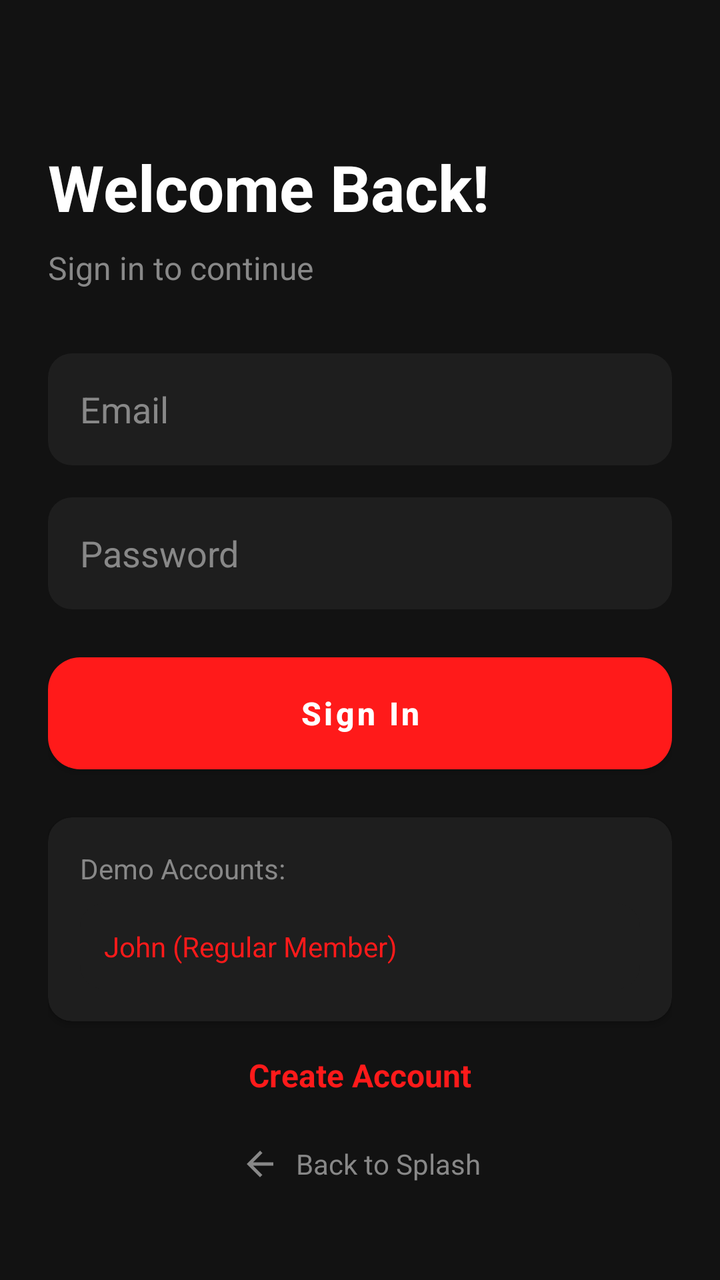
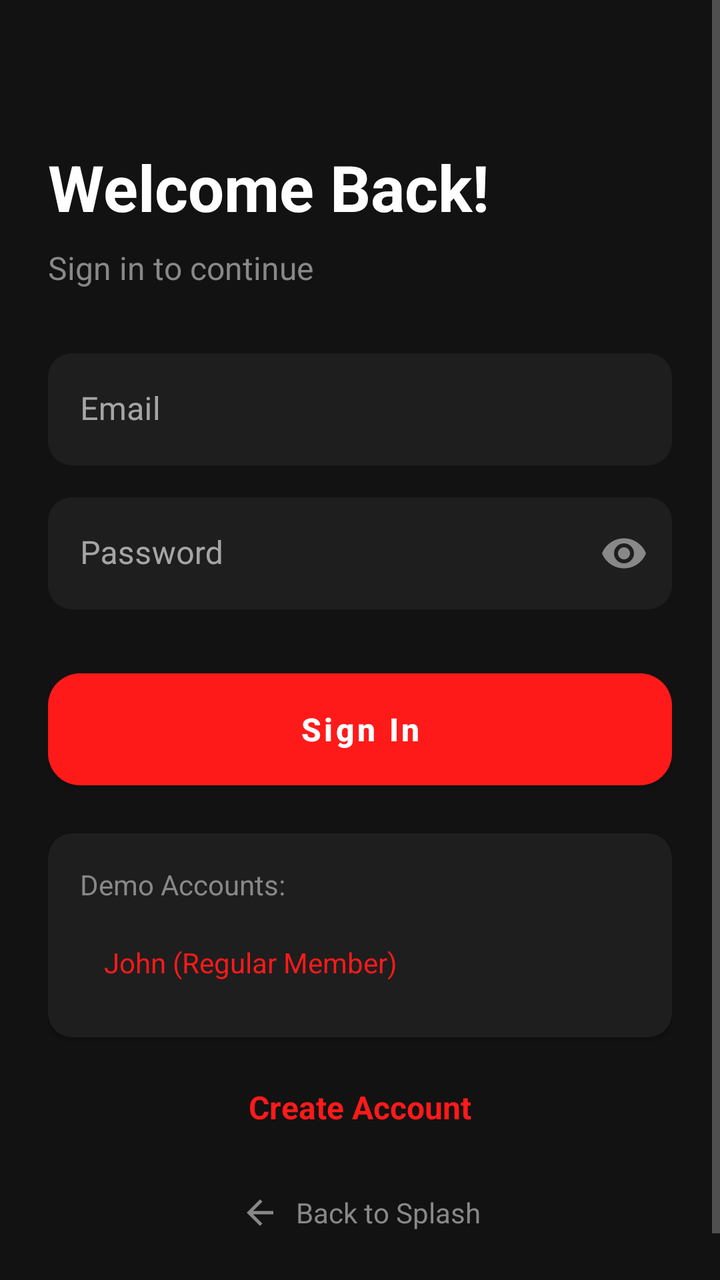

An Android layout rendered at two revisions. The XML below is the earlier revision; the diff shows what the commit changed to produce the second picture.
<!-- AndroidManifest.xml: application theme Theme.Chowdown -->
<!-- res/layout/activity_login.xml -->
<?xml version="1.0" encoding="utf-8"?>
<androidx.constraintlayout.widget.ConstraintLayout xmlns:android="http://schemas.android.com/apk/res/android"
    xmlns:app="http://schemas.android.com/apk/res-auto"
    android:layout_width="match_parent"
    android:layout_height="match_parent"
    android:background="@color/background"
    android:padding="24dp">

    <TextView
        android:id="@+id/tvTitle"
        android:layout_width="wrap_content"
        android:layout_height="wrap_content"
        android:layout_marginTop="48dp"
        android:text="Welcome Back!"
        android:textColor="@color/white"
        android:textSize="32sp"
        android:textStyle="bold"
        app:layout_constraintStart_toStartOf="parent"
        app:layout_constraintTop_toTopOf="parent" />

    <TextView
        android:id="@+id/tvSubtitle"
        android:layout_width="wrap_content"
        android:layout_height="wrap_content"
        android:layout_marginTop="8dp"
        android:text="Sign in to continue"
        android:textColor="@color/gray"
        android:textSize="16sp"
        app:layout_constraintStart_toStartOf="parent"
        app:layout_constraintTop_toBottomOf="@id/tvTitle" />

    <EditText
        android:id="@+id/etEmail"
        android:layout_width="match_parent"
        android:layout_height="56dp"
        android:layout_marginTop="32dp"
        android:background="@drawable/bg_input_field"
        android:hint="Email"
        android:inputType="textEmailAddress"
        android:paddingHorizontal="16dp"
        android:textColor="@color/white"
        android:textColorHint="@color/gray"
        app:layout_constraintTop_toBottomOf="@id/tvSubtitle" />

    <EditText
        android:id="@+id/etPassword"
        android:layout_width="match_parent"
        android:layout_height="56dp"
        android:layout_marginTop="16dp"
        android:background="@drawable/bg_input_field"
        android:hint="Password"
        android:inputType="textPassword"
        android:paddingHorizontal="16dp"
        android:textColor="@color/white"
        android:textColorHint="@color/gray"
        app:layout_constraintTop_toBottomOf="@id/etEmail" />

    <Button
        android:id="@+id/btnSignIn"
        android:layout_width="match_parent"
        android:layout_height="56dp"
        android:layout_marginTop="24dp"
        android:background="@drawable/bg_button_primary"
        android:text="Sign In"
        android:textAllCaps="false"
        android:textColor="@color/white"
        android:textSize="16sp"
        android:textStyle="bold"
        app:layout_constraintTop_toBottomOf="@id/etPassword" />

    <androidx.cardview.widget.CardView
        android:id="@+id/cvDemoAccounts"
        android:layout_width="match_parent"
        android:layout_height="wrap_content"
        android:layout_marginTop="24dp"
        app:cardBackgroundColor="@color/surface"
        app:cardCornerRadius="12dp"
        app:layout_constraintTop_toBottomOf="@id/btnSignIn">

        <LinearLayout
            android:layout_width="match_parent"
            android:layout_height="wrap_content"
            android:orientation="vertical"
            android:padding="16dp">

            <TextView
                android:layout_width="wrap_content"
                android:layout_height="wrap_content"
                android:text="Demo Accounts:"
                android:textColor="@color/gray"
                android:textSize="14sp" />

            <TextView
                android:id="@+id/tvDemo1"
                android:layout_width="match_parent"
                android:layout_height="wrap_content"
                android:layout_marginTop="8dp"
                android:background="@drawable/bg_input_field"
                android:padding="12dp"
                android:text="John (Regular Member)"
                android:textColor="@color/primary"
                android:textSize="14sp" />

        </LinearLayout>
    </androidx.cardview.widget.CardView>

    <LinearLayout
        android:id="@+id/llBack"
        android:layout_width="wrap_content"
        android:layout_height="wrap_content"
        android:layout_marginBottom="24dp"
        android:gravity="center_vertical"
        android:orientation="horizontal"
        app:layout_constraintBottom_toBottomOf="parent"
        app:layout_constraintEnd_toEndOf="parent"
        app:layout_constraintStart_toStartOf="parent">

        <ImageView
            android:layout_width="20dp"
            android:layout_height="20dp"
            android:src="@drawable/ic_arrow_back"
            app:tint="@color/gray" />

        <TextView
            android:layout_width="wrap_content"
            android:layout_height="wrap_content"
            android:layout_marginStart="8dp"
            android:text="Back to Splash"
            android:textColor="@color/gray" />
    </LinearLayout>

    <TextView
        android:id="@+id/tvCreateAccount"
        android:layout_width="wrap_content"
        android:layout_height="wrap_content"
        android:layout_marginTop="16dp"
        android:text="Create Account"
        android:textColor="@color/primary"
        android:textSize="16sp"
        android:textStyle="bold"
        app:layout_constraintEnd_toEndOf="parent"
        app:layout_constraintStart_toStartOf="parent"
        app:layout_constraintTop_toBottomOf="@id/cvDemoAccounts" />

</androidx.constraintlayout.widget.ConstraintLayout>
<!-- resources referenced by this layout -->
<resources>
  <color name="background">#121212</color>
  <color name="gray">#888888</color>
  <color name="primary">#FF1A1A</color>
  <color name="surface">#1E1E1E</color>
  <color name="white">#FFFFFF</color>
  <!-- drawable bg_button_primary (drawable) -->
  <?xml version="1.0" encoding="utf-8"?>
  <shape xmlns:android="http://schemas.android.com/apk/res/android"
      android:shape="rectangle">
      <solid android:color="@color/primary" />
      <corners android:radius="16dp" />
  </shape>
  <!-- drawable bg_input_field (drawable) -->
  <?xml version="1.0" encoding="utf-8"?>
  <shape xmlns:android="http://schemas.android.com/apk/res/android"
      android:shape="rectangle">
      <solid android:color="@color/surface" />
      <corners android:radius="12dp" />
  </shape>
  <!-- drawable ic_arrow_back (drawable) -->
  <vector xmlns:android="http://schemas.android.com/apk/res/android"
      android:width="24dp"
      android:height="24dp"
      android:viewportWidth="24"
      android:viewportHeight="24"
      android:tint="?attr/colorControlNormal">
    <path
        android:fillColor="@android:color/white"
        android:pathData="M20,11H7.83l5.59,-5.59L12,4l-8,8 8,8 1.41,-1.41L7.83,13H20v-2z"/>
  </vector>
  <style name="Theme.Chowdown" parent="Theme.MaterialComponents.DayNight.NoActionBar">
          
          <item name="colorPrimary">@color/primaryRed</item>
          <item name="colorPrimaryVariant">@color/primaryRedDark</item>
          <item name="colorOnPrimary">@color/white</item>
          <item name="android:statusBarColor">@color/darkBackground</item>
          <item name="android:windowBackground">@color/darkBackground</item>
          <item name="android:textColorPrimary">@color/textPrimary</item>
          <item name="android:textColorSecondary">@color/textSecondary</item>
          <item name="colorSurface">@color/surfaceDark</item>
          <item name="colorOnSurface">@color/textPrimary</item>
      </style>
  <color name="primaryRed">#FF1A1A</color>
  <color name="primaryRedDark">#B30000</color>
  <color name="darkBackground">#121212</color>
  <color name="textPrimary">#FFFFFF</color>
  <color name="textSecondary">#888888</color>
  <color name="surfaceDark">#1E1E1E</color>
</resources>

<!-- the commit's change to res/layout/activity_login.xml (unified diff, before → after) -->
@@ -3,143 +3,182 @@
     xmlns:app="http://schemas.android.com/apk/res-auto"
     android:layout_width="match_parent"
     android:layout_height="match_parent"
-    android:background="@color/background"
-    android:padding="24dp">
+    android:background="@color/background">
 
-    <TextView
-        android:id="@+id/tvTitle"
-        android:layout_width="wrap_content"
-        android:layout_height="wrap_content"
-        android:layout_marginTop="48dp"
-        android:text="Welcome Back!"
-        android:textColor="@color/white"
-        android:textSize="32sp"
-        android:textStyle="bold"
-        app:layout_constraintStart_toStartOf="parent"
-        app:layout_constraintTop_toTopOf="parent" />
+    <ScrollView
+        android:layout_width="match_parent"
+        android:layout_height="match_parent"
+        android:fillViewport="true">
 
-    <TextView
-        android:id="@+id/tvSubtitle"
-        android:layout_width="wrap_content"
-        android:layout_height="wrap_content"
-        android:layout_marginTop="8dp"
-        android:text="Sign in to continue"
-        android:textColor="@color/gray"
-        android:textSize="16sp"
-        app:layout_constraintStart_toStartOf="parent"
-        app:layout_constraintTop_toBottomOf="@id/tvTitle" />
-
-    <EditText
-        android:id="@+id/etEmail"
-        android:layout_width="match_parent"
-        android:layout_height="56dp"
-        android:layout_marginTop="32dp"
-        android:background="@drawable/bg_input_field"
-        android:hint="Email"
-        android:inputType="textEmailAddress"
-        android:paddingHorizontal="16dp"
-        android:textColor="@color/white"
-        android:textColorHint="@color/gray"
-        app:layout_constraintTop_toBottomOf="@id/tvSubtitle" />
-
-    <EditText
-        android:id="@+id/etPassword"
-        android:layout_width="match_parent"
-        android:layout_height="56dp"
-        android:layout_marginTop="16dp"
-        android:background="@drawable/bg_input_field"
-        android:hint="Password"
-        android:inputType="textPassword"
-        android:paddingHorizontal="16dp"
-        android:textColor="@color/white"
-        android:textColorHint="@color/gray"
-        app:layout_constraintTop_toBottomOf="@id/etEmail" />
-
-    <Button
-        android:id="@+id/btnSignIn"
-        android:layout_width="match_parent"
-        android:layout_height="56dp"
-        android:layout_marginTop="24dp"
-        android:background="@drawable/bg_button_primary"
-        android:text="Sign In"
-        android:textAllCaps="false"
-        android:textColor="@color/white"
-        android:textSize="16sp"
-        android:textStyle="bold"
-        app:layout_constraintTop_toBottomOf="@id/etPassword" />
-
-    <androidx.cardview.widget.CardView
-        android:id="@+id/cvDemoAccounts"
-        android:layout_width="match_parent"
-        android:layout_height="wrap_content"
-        android:layout_marginTop="24dp"
-        app:cardBackgroundColor="@color/surface"
-        app:cardCornerRadius="12dp"
-        app:layout_constraintTop_toBottomOf="@id/btnSignIn">
-
-        <LinearLayout
+        <androidx.constraintlayout.widget.ConstraintLayout
             android:layout_width="match_parent"
             android:layout_height="wrap_content"
-            android:orientation="vertical"
-            android:padding="16dp">
+            android:padding="24dp">
 
             <TextView
+                android:id="@+id/tvTitle"
                 android:layout_width="wrap_content"
                 android:layout_height="wrap_content"
-                android:text="Demo Accounts:"
-                android:textColor="@color/gray"
-                android:textSize="14sp" />
+                android:layout_marginTop="48dp"
+                android:text="Welcome Back!"
+                android:textColor="@color/white"
+                android:textSize="32sp"
+                android:textStyle="bold"
+                app:layout_constraintStart_toStartOf="parent"
+                app:layout_constraintTop_toTopOf="parent" />
 
             <TextView
-                android:id="@+id/tvDemo1"
+                android:id="@+id/tvSubtitle"
+                android:layout_width="wrap_content"
+                android:layout_height="wrap_content"
+                android:layout_marginTop="8dp"
+                android:text="Sign in to continue"
+                android:textColor="@color/gray"
+                android:textSize="16sp"
+                app:layout_constraintStart_toStartOf="parent"
+                app:layout_constraintTop_toBottomOf="@id/tvTitle" />
+
+            <com.google.android.material.textfield.TextInputLayout
+                android:id="@+id/tilEmail"
                 android:layout_width="match_parent"
                 android:layout_height="wrap_content"
-                android:layout_marginTop="8dp"
-                android:background="@drawable/bg_input_field"
-                android:padding="12dp"
-                android:text="John (Regular Member)"
+                android:layout_marginTop="32dp"
+                android:hint="Email"
+                app:boxBackgroundColor="@color/surface"
+                app:boxCornerRadiusBottomEnd="12dp"
+                app:boxCornerRadiusBottomStart="12dp"
+                app:boxCornerRadiusTopEnd="12dp"
+                app:boxCornerRadiusTopStart="12dp"
+                app:boxStrokeWidth="0dp"
+                app:boxStrokeWidthFocused="0dp"
+                app:hintTextColor="@color/gray"
+                app:layout_constraintTop_toBottomOf="@id/tvSubtitle">
+
+                <com.google.android.material.textfield.TextInputEditText
+                    android:id="@+id/etEmail"
+                    android:layout_width="match_parent"
+                    android:layout_height="56dp"
+                    android:inputType="textEmailAddress"
+                    android:textColor="@color/white" />
+            </com.google.android.material.textfield.TextInputLayout>
+
+            <com.google.android.material.textfield.TextInputLayout
+                android:id="@+id/tilPassword"
+                android:layout_width="match_parent"
+                android:layout_height="wrap_content"
+                android:layout_marginTop="16dp"
+                android:hint="Password"
+                app:boxBackgroundColor="@color/surface"
+                app:boxCornerRadiusBottomEnd="12dp"
+                app:boxCornerRadiusBottomStart="12dp"
+                app:boxCornerRadiusTopEnd="12dp"
+                app:boxCornerRadiusTopStart="12dp"
+                app:boxStrokeWidth="0dp"
+                app:boxStrokeWidthFocused="0dp"
+                app:hintTextColor="@color/gray"
+                app:passwordToggleEnabled="true"
+                app:passwordToggleTint="@color/gray"
+                app:layout_constraintTop_toBottomOf="@id/tilEmail">
+
+                <com.google.android.material.textfield.TextInputEditText
+                    android:id="@+id/etPassword"
+                    android:layout_width="match_parent"
+                    android:layout_height="56dp"
+                    android:inputType="textPassword"
+                    android:textColor="@color/white" />
+            </com.google.android.material.textfield.TextInputLayout>
+
+            <Button
+                android:id="@+id/btnSignIn"
+                android:layout_width="match_parent"
+                android:layout_height="wrap_content"
+                android:minHeight="56dp"
+                android:layout_marginTop="32dp"
+                android:background="@drawable/bg_button_primary"
+                android:text="Sign In"
+                android:textAllCaps="false"
+                android:textColor="@color/white"
+                android:textSize="16sp"
+                android:textStyle="bold"
+                app:layout_constraintTop_toBottomOf="@id/tilPassword" />
+
+            <androidx.cardview.widget.CardView
+                android:id="@+id/cvDemoAccounts"
+                android:layout_width="match_parent"
+                android:layout_height="wrap_content"
+                android:layout_marginTop="24dp"
+                app:cardBackgroundColor="@color/surface"
+                app:cardCornerRadius="12dp"
+                app:layout_constraintTop_toBottomOf="@id/btnSignIn">
+
+                <LinearLayout
+                    android:layout_width="match_parent"
+                    android:layout_height="wrap_content"
+                    android:orientation="vertical"
+                    android:padding="16dp">
+
+                    <TextView
+                        android:layout_width="wrap_content"
+                        android:layout_height="wrap_content"
+                        android:text="Demo Accounts:"
+                        android:textColor="@color/gray"
+                        android:textSize="14sp" />
+
+                    <TextView
+                        android:id="@+id/tvDemo1"
+                        android:layout_width="match_parent"
+                        android:layout_height="wrap_content"
+                        android:layout_marginTop="8dp"
+                        android:background="@drawable/bg_input_field"
+                        android:padding="12dp"
+                        android:text="John (Regular Member)"
+                        android:textColor="@color/primary"
+                        android:textSize="14sp" />
+
+                </LinearLayout>
+            </androidx.cardview.widget.CardView>
+
+            <TextView
+                android:id="@+id/tvCreateAccount"
+                android:layout_width="wrap_content"
+                android:layout_height="wrap_content"
+                android:layout_marginTop="24dp"
+                android:text="Create Account"
                 android:textColor="@color/primary"
-                android:textSize="14sp" />
+                android:textSize="16sp"
+                android:textStyle="bold"
+                app:layout_constraintEnd_toEndOf="parent"
+                app:layout_constraintStart_toStartOf="parent"
+                app:layout_constraintTop_toBottomOf="@id/cvDemoAccounts" />
 
-        </LinearLayout>
-    </androidx.cardview.widget.CardView>
+            <LinearLayout
+                android:id="@+id/llBack"
+                android:layout_width="wrap_content"
+                android:layout_height="wrap_content"
+                android:layout_marginTop="32dp"
+                android:layout_marginBottom="24dp"
+                android:gravity="center_vertical"
+                android:orientation="horizontal"
+                app:layout_constraintVertical_bias="1.0"
+                app:layout_constraintTop_toBottomOf="@id/tvCreateAccount"
+                app:layout_constraintBottom_toBottomOf="parent"
+                app:layout_constraintEnd_toEndOf="parent"
+                app:layout_constraintStart_toStartOf="parent">
 
-    <LinearLayout
-        android:id="@+id/llBack"
-        android:layout_width="wrap_content"
-        android:layout_height="wrap_content"
-        android:layout_marginBottom="24dp"
-        android:gravity="center_vertical"
-        android:orientation="horizontal"
-        app:layout_constraintBottom_toBottomOf="parent"
-        app:layout_constraintEnd_toEndOf="parent"
-        app:layout_constraintStart_toStartOf="parent">
+                <ImageView
+                    android:layout_width="20dp"
+                    android:layout_height="20dp"
+                    android:src="@drawable/ic_arrow_back"
+                    app:tint="@color/gray" />
 
-        <ImageView
-            android:layout_width="20dp"
-            android:layout_height="20dp"
-            android:src="@drawable/ic_arrow_back"
-            app:tint="@color/gray" />
+                <TextView
+                    android:layout_width="wrap_content"
+                    android:layout_height="wrap_content"
+                    android:layout_marginStart="8dp"
+                    android:text="Back to Splash"
+                    android:textColor="@color/gray" />
+            </LinearLayout>
 
-        <TextView
-            android:layout_width="wrap_content"
-            android:layout_height="wrap_content"
-            android:layout_marginStart="8dp"
-            android:text="Back to Splash"
-            android:textColor="@color/gray" />
-    </LinearLayout>
-
-    <TextView
-        android:id="@+id/tvCreateAccount"
-        android:layout_width="wrap_content"
-        android:layout_height="wrap_content"
-        android:layout_marginTop="16dp"
-        android:text="Create Account"
-        android:textColor="@color/primary"
-        android:textSize="16sp"
-        android:textStyle="bold"
-        app:layout_constraintEnd_toEndOf="parent"
-        app:layout_constraintStart_toStartOf="parent"
-        app:layout_constraintTop_toBottomOf="@id/cvDemoAccounts" />
-
+        </androidx.constraintlayout.widget.ConstraintLayout>
+    </ScrollView>
 </androidx.constraintlayout.widget.ConstraintLayout>
